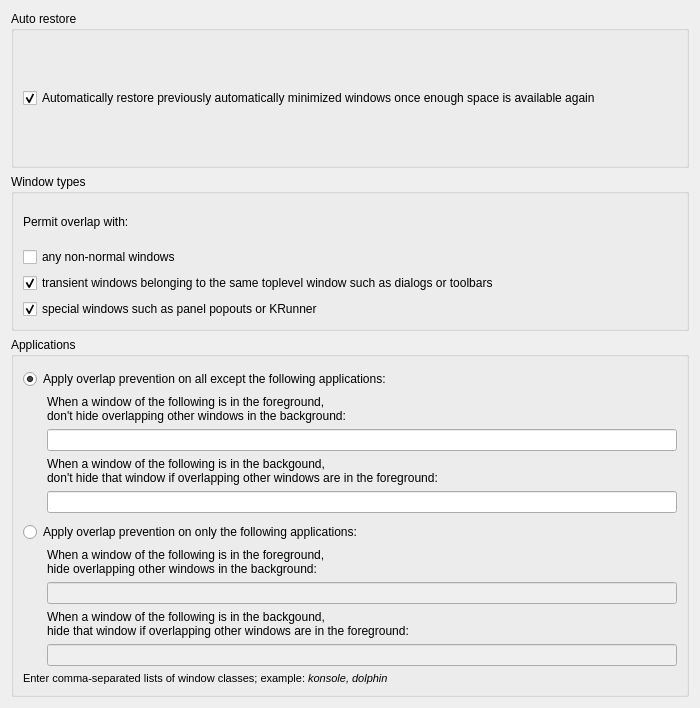
The window that contents/ui/config.ui (nclarius/floating-tiles) describes before a commit, drawn with Qt 5.
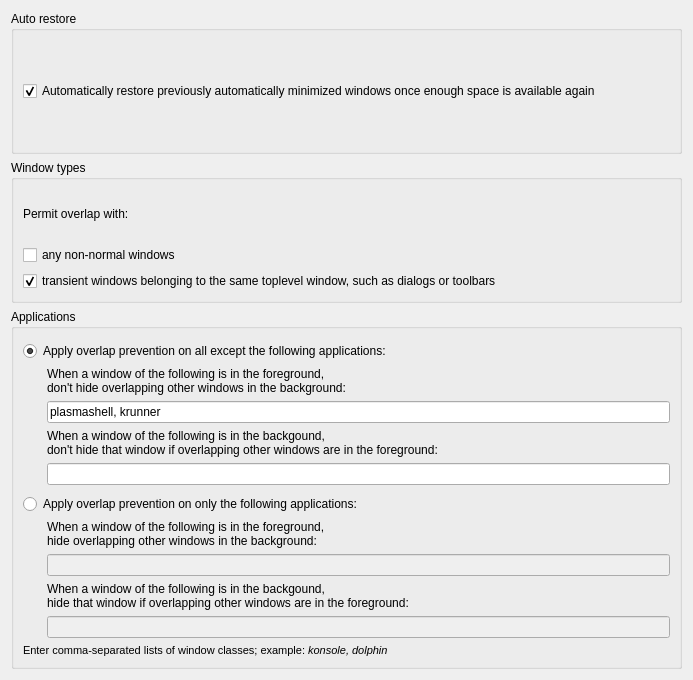
The same window after the commit.

```diff
--- a/contents/ui/config.ui
+++ b/contents/ui/config.ui
@@ -6,8 +6,8 @@
    <rect>
     <x>0</x>
     <y>0</y>
-    <width>700</width>
-    <height>708</height>
+    <width>693</width>
+    <height>680</height>
    </rect>
   </property>
   <property name="windowTitle">
@@ -64,17 +64,7 @@
           <item>
            <widget class="QCheckBox" name="kcfg_ignoreTransient">
             <property name="text">
-             <string>transient windows belonging to the same toplevel window such as dialogs or toolbars</string>
-            </property>
-            <property name="checked">
-             <bool>true</bool>
-            </property>
-           </widget>
-          </item>
-          <item>
-           <widget class="QCheckBox" name="kcfg_ignoreSpecial">
-            <property name="text">
-             <string>special windows such as panel popouts or KRunner</string>
+             <string>transient windows belonging to the same toplevel window, such as dialogs or toolbars</string>
             </property>
             <property name="checked">
              <bool>true</bool>
@@ -167,7 +157,11 @@
              </spacer>
             </item>
             <item>
-             <widget class="QLineEdit" name="kcfg_excludedAppsForeground"/>
+             <widget class="QLineEdit" name="kcfg_excludedAppsForeground">
+              <property name="text">
+               <string>plasmashell, krunner</string>
+              </property>
+             </widget>
             </item>
            </layout>
           </item>
```
